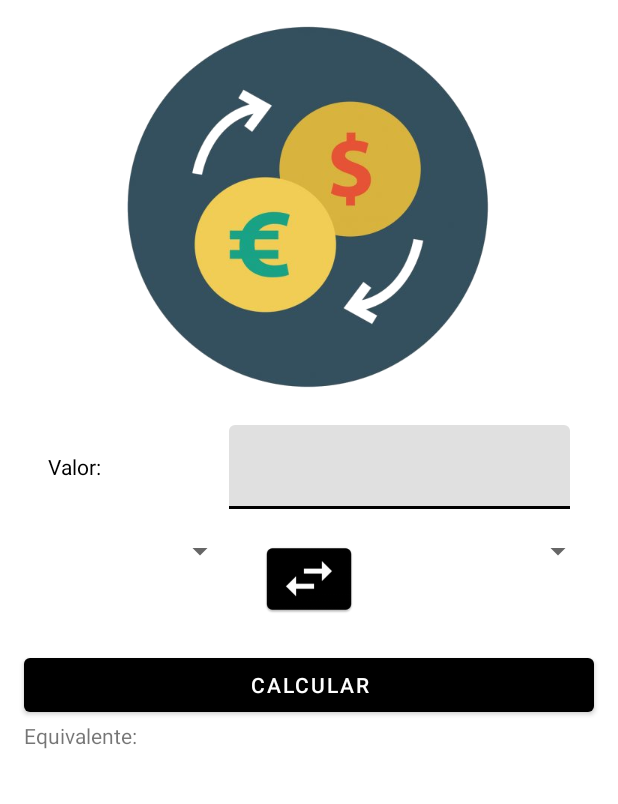
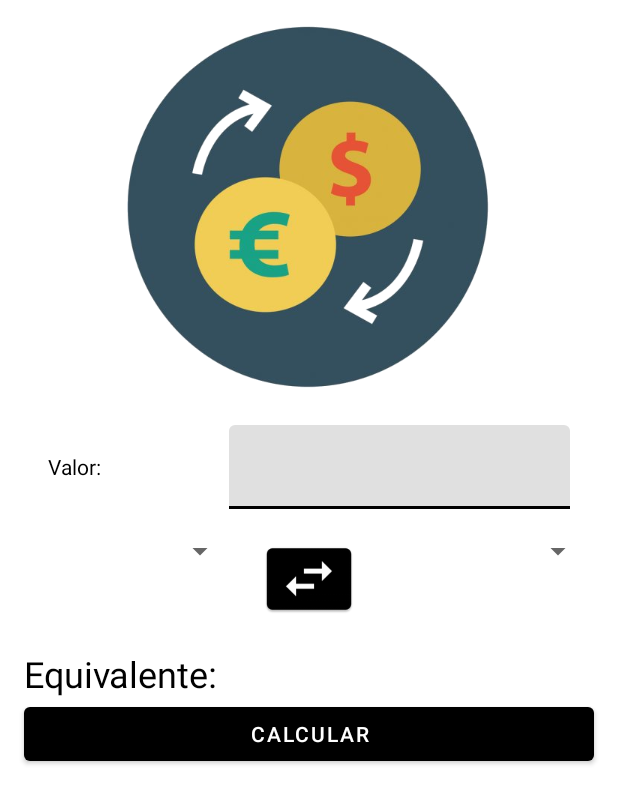
Before and after one commit to jandresm618/CurrencyTransform, an Android app: the layout activity_main.xml on its own in the app's theme, with its tools: preview values and no code run, on a phone screen of 412 x 824 dp. Shown: the top 804 px of the screen. Run offline under Robolectric (Android 15) with nearby library versions, the phone set to English and light mode, and no system bars.

Commit message:
Funcionalidad Completada

```diff
--- a/app/src/main/res/layout/activity_main.xml
+++ b/app/src/main/res/layout/activity_main.xml
@@ -5,6 +5,10 @@
     android:layout_width="match_parent"
     android:layout_height="match_parent"
     tools:context=".MainActivity">
+
+    <ScrollView
+        android:layout_width="match_parent"
+        android:layout_height="match_parent">
 
         <LinearLayout
             android:id="@+id/linearLayout2"
@@ -79,15 +83,6 @@
                     android:layout_weight="1" />
             </LinearLayout>
 
-        <Button
-            android:id="@+id/button"
-            android:layout_width="match_parent"
-            android:layout_height="wrap_content"
-            android:layout_marginStart="16dp"
-            android:layout_marginEnd="16dp"
-            android:text="@string/getValue"
-            app:layout_constraintTop_toBottomOf="@+id/linearLayout2"
-            tools:layout_editor_absoluteX="159dp" />
 
             <LinearLayout
                 android:layout_width="match_parent"
@@ -101,19 +96,36 @@
                     android:id="@+id/resultConstTextView"
                     android:layout_width="wrap_content"
                     android:layout_height="wrap_content"
-                android:layout_weight="0.5"
-                android:text="@string/result" />
+                    android:layout_gravity="center"
+                    android:layout_weight="0.25"
+                    android:text="@string/result"
+                    android:textColor="@color/black"
+                    android:textSize="24sp" />
 
                 <TextView
                     android:id="@+id/resultVarTextView"
                     android:layout_width="wrap_content"
                     android:layout_height="wrap_content"
-                android:layout_weight="1" />
+                    android:layout_weight="1"
+                    android:textSize="24sp" />
             </LinearLayout>
+
+            <Button
+                android:id="@+id/resultButton"
+                android:layout_width="match_parent"
+                android:layout_height="wrap_content"
+                android:layout_marginStart="16dp"
+                android:layout_marginEnd="16dp"
+                android:text="@string/getValue"
+                app:layout_constraintTop_toBottomOf="@+id/linearLayout2"
+                tools:layout_editor_absoluteX="159dp" />
+
         </LinearLayout>
 
 
 
 
+    </ScrollView>
+
 
 </androidx.constraintlayout.widget.ConstraintLayout>
```
Also changed, not shown: app/src/main/java/com/jandres/currencytransform/Currency.kt (+8 -6 lines), app/src/main/java/com/jandres/currencytransform/MainActivity.kt (+21 -0 lines), app/src/main/res/layout/spinner_item.xml (+6 -3 lines). Lines whose indentation alone changed are shown as unchanged.
